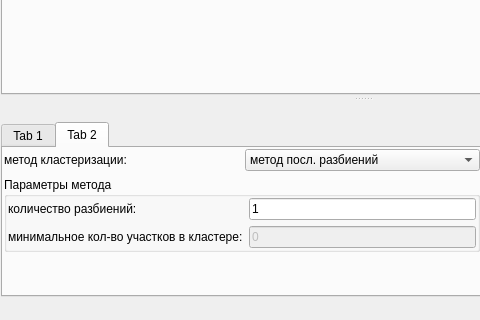
This is src/mainwindow.ui in zOrg1331/qznonstat as Qt 5 draws it before an edit; both pictures show x 0 to 480 and y 282 to 602 of the 725 by 602 pixel window. The edited form follows.
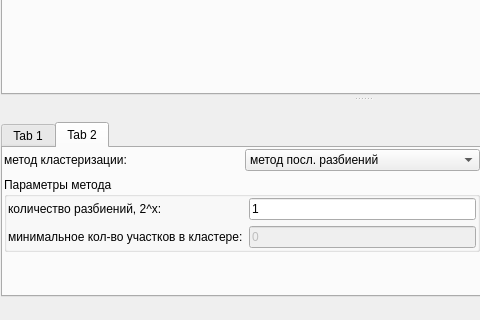
This is the edited form. The open tabs and pages were chosen to show the change.

Diff of the .ui file:
```diff
--- a/src/mainwindow.ui
+++ b/src/mainwindow.ui
@@ -368,7 +368,7 @@
               <item row="0" column="0">
                <widget class="QLabel" name="clusterParam1Label">
                 <property name="text">
-                 <string>количество разбиений:</string>
+                 <string>количество разбиений, 2^x:</string>
                 </property>
                </widget>
               </item>
```
